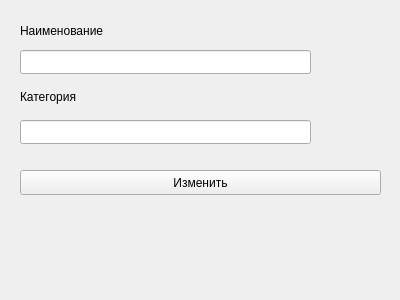
Qt form modifydialog.ui (MyatnyjChaj3/Uprav_dannymi_laba) before a commit.
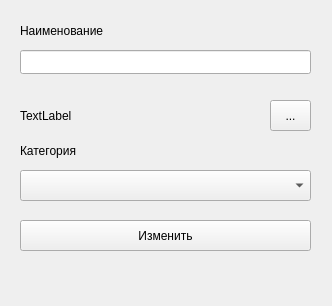
The same form after that commit.

Commit message: unit_5_нужно доделать modify окно - добавить картинку, а в main- выпад список, такдже разобраться с датами

Diff of the .ui file:
```diff
--- a/modifydialog.ui
+++ b/modifydialog.ui
@@ -6,8 +6,8 @@
    <rect>
     <x>0</x>
     <y>0</y>
-    <width>400</width>
-    <height>300</height>
+    <width>332</width>
+    <height>306</height>
    </rect>
   </property>
   <property name="windowTitle">
@@ -30,7 +30,7 @@
    <property name="geometry">
     <rect>
      <x>20</x>
-     <y>86</y>
+     <y>140</y>
      <width>171</width>
      <height>21</height>
     </rect>
@@ -49,29 +49,55 @@
     </rect>
    </property>
   </widget>
-  <widget class="QLineEdit" name="lineEdit_2">
-   <property name="geometry">
-    <rect>
-     <x>20</x>
-     <y>120</y>
-     <width>291</width>
-     <height>24</height>
-    </rect>
-   </property>
-  </widget>
   <widget class="QPushButton" name="pushButton">
    <property name="geometry">
     <rect>
      <x>20</x>
-     <y>170</y>
-     <width>361</width>
-     <height>25</height>
+     <y>220</y>
+     <width>291</width>
+     <height>31</height>
     </rect>
    </property>
    <property name="text">
     <string>Изменить</string>
    </property>
   </widget>
+  <widget class="QLabel" name="label_3">
+   <property name="geometry">
+    <rect>
+     <x>20</x>
+     <y>100</y>
+     <width>231</width>
+     <height>31</height>
+    </rect>
+   </property>
+   <property name="text">
+    <string>TextLabel</string>
+   </property>
+  </widget>
+  <widget class="QComboBox" name="comboBox">
+   <property name="geometry">
+    <rect>
+     <x>20</x>
+     <y>170</y>
+     <width>291</width>
+     <height>31</height>
+    </rect>
+   </property>
+  </widget>
+  <widget class="QToolButton" name="toolButton">
+   <property name="geometry">
+    <rect>
+     <x>270</x>
+     <y>100</y>
+     <width>41</width>
+     <height>31</height>
+    </rect>
+   </property>
+   <property name="text">
+    <string>...</string>
+   </property>
+  </widget>
  </widget>
  <resources/>
  <connections/>
```
The commit also changes 4 other files.
